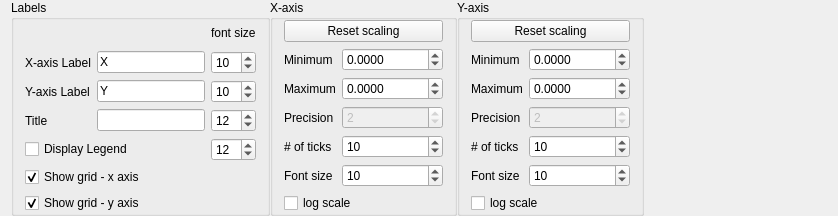
The window that GsTLAppli/charts/chart_display_control.ui (sayantanx/ar2tech-SGeMS-public) describes before a commit, drawn with Qt 5.
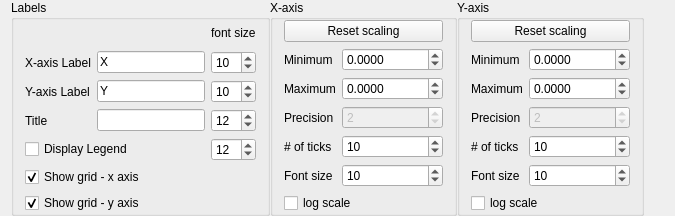
The same window after the commit.

Patch:
```diff
--- a/GsTLAppli/charts/chart_display_control.ui
+++ b/GsTLAppli/charts/chart_display_control.ui
@@ -20,6 +20,9 @@
    <string>Chart_display_control</string>
   </property>
   <layout class="QVBoxLayout" name="verticalLayout_4">
+   <property name="sizeConstraint">
+    <enum>QLayout::SetFixedSize</enum>
+   </property>
    <property name="topMargin">
     <number>0</number>
    </property>
```
Left out of the diff: 18 changed lines with no effect on the pictures.
